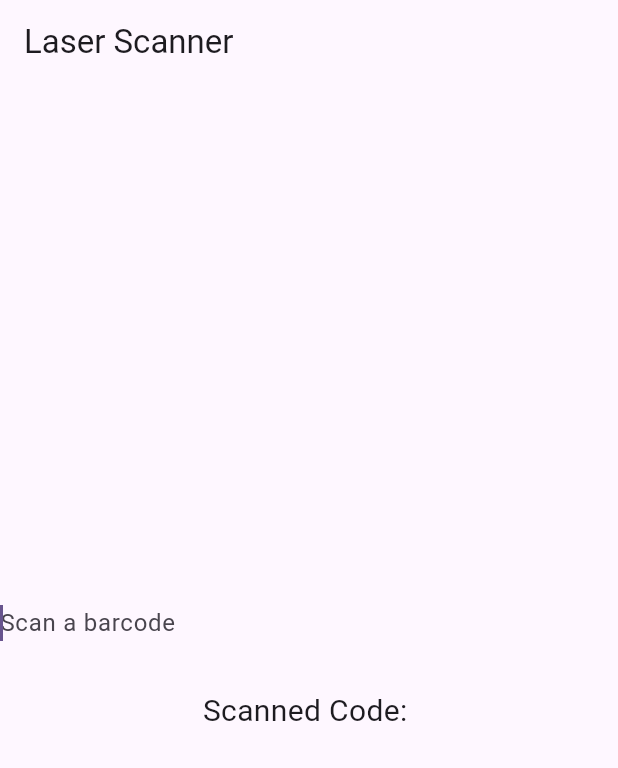
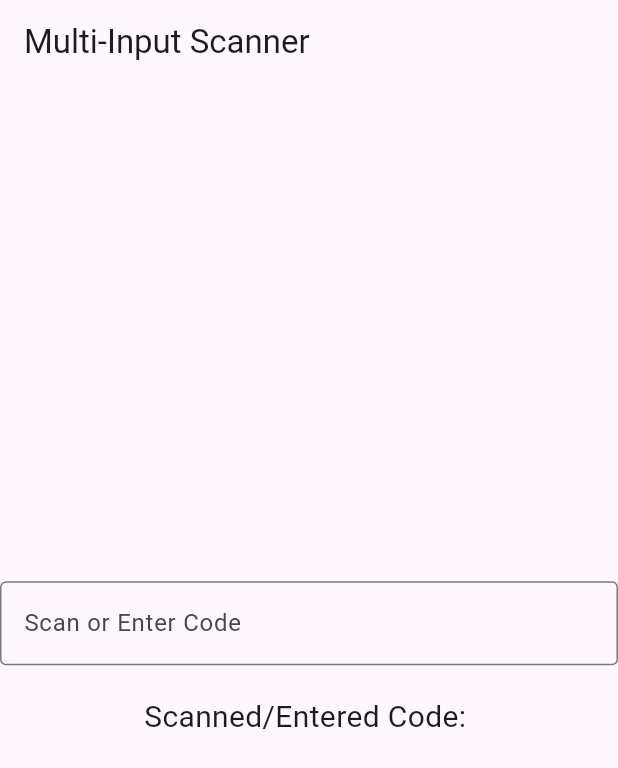
Before and after one commit to patipark/laser_scanner1, a Flutter app: the screen it shows after launch, on a phone screen of 412 x 824 dp. Shown: the top 768 px of the screen. Run offline on Flutter 3.47's test engine with Material 3 defaults, Android fonts, the phone set to English and light mode, and no system bars.

Commit message:
multiple scan && ปรับที่ handheld ให้เป็น mode focus

```diff
--- a/lib/laser_scan_page.dart
+++ b/lib/laser_scan_page.dart
@@ -1,66 +1,53 @@
-// ignore_for_file: unused_import
-
 import 'package:flutter/material.dart';
 import 'package:flutter/services.dart';
 
 class LaserScannerPage extends StatefulWidget {
   final String title;
-
-  const LaserScannerPage({super.key , required this.title});
+  const LaserScannerPage({super.key, required this.title});
 
   // @override
   // _LaserScannerPageState createState() => _LaserScannerPageState();
-   @override
+  @override
   State<LaserScannerPage> createState() => _LaserScannerPageState();
 }
 
 class _LaserScannerPageState extends State<LaserScannerPage> {
-  final TextEditingController _controller = TextEditingController();
   String _scannedCode = '';
-
-  @override
-  void initState() {
-    super.initState();
-    _controller.addListener(_onTextChanged);
-  }
-
-  void _onTextChanged() {
-    if (_controller.text.isNotEmpty) {
-      setState(() {
-        _scannedCode = _controller.text;
-        debugPrint('Scanned code: $_scannedCode');
-      });
-      _controller.clear();
-    }
-  }
-
-  @override
-  void dispose() {
-    _controller.dispose();
-    super.dispose();
-  }
+  String _buffer = '';
 
   @override
   Widget build(BuildContext context) {
     return Scaffold(
-      appBar: AppBar(title: const Text('Laser Scanner')),
-      body: Center(
-        child: Column(
-          mainAxisAlignment: MainAxisAlignment.center,
-          children: <Widget>[
-            TextField(
-              controller: _controller,
-              autofocus: true,
-              decoration: const InputDecoration(
-                border: InputBorder.none,
-                hintText: 'Scan a barcode',
-              ),
-            ),
-            const SizedBox(height: 20),
-            Text('Scanned Code: $_scannedCode', style: const TextStyle(fontSize: 20)),
-          ],
+      appBar: AppBar(
+        title: Text(widget.title),
+      ),
+      body: KeyboardListener(
+        focusNode: FocusNode(),
+        // onKey: _handleKeyEvent,
+        onKeyEvent: _handleKeyEvent,
+        child: Center(
+          child: Column(
+            mainAxisAlignment: MainAxisAlignment.center,
+            children: <Widget>[
+              Text('Scanned Code: $_scannedCode!',
+                  style: const TextStyle(fontSize: 20)),
+            ],
+          ),
         ),
       ),
     );
   }
+
+  void _handleKeyEvent(KeyEvent event) {
+    if (event is KeyDownEvent) {
+      if (event.logicalKey == LogicalKeyboardKey.enter) {
+        setState(() {
+          _scannedCode = _buffer;
+          _buffer = '';
+        });
+      } else {
+        _buffer += event.character ?? '';
+      }
+    }
+  }
 }
--- a/lib/main.dart
+++ b/lib/main.dart
@@ -1,5 +1,6 @@
 import 'package:flutter/material.dart';
 import 'package:laser_scanner1/laser_scan_page.dart';
+import 'package:laser_scanner1/multiple_scan_page.dart';
 
 void main() {
   runApp(const MyApp());
@@ -33,7 +34,7 @@ class MyApp extends StatelessWidget {
         useMaterial3: true,
       ),
       // home: const MyHomePage(title: 'Flutter Demo Home Page'),
-      home: const LaserScannerPage(title: 'Flutter Laser Scanner Demo'),
+      home:  MultiInputScannerPage(),
     );
   }
 }
--- /dev/null
+++ b/lib/multiple_scan_page.dart
@@ -0,0 +1,76 @@
+import 'package:flutter/material.dart';
+import 'package:flutter/services.dart';
+
+class MultiInputScannerPage extends StatefulWidget {
+
+  @override
+  _MultiInputScannerPageState createState() => _MultiInputScannerPageState();
+}
+
+class _MultiInputScannerPageState extends State<MultiInputScannerPage> {
+  final TextEditingController _controller = TextEditingController();
+  String _scannedCode = '';
+  String _buffer = '';
+
+  @override
+  void initState() {
+    super.initState();
+    _controller.addListener(_onTextChanged);
+  }
+
+  void _onTextChanged() {
+    if (_controller.text.endsWith('\n')) {
+      setState(() {
+        _scannedCode = _controller.text.trim();
+      });
+      _controller.clear();
+    }
+  }
+
+  @override
+  void dispose() {
+    _controller.dispose();
+    super.dispose();
+  }
+
+  @override
+  Widget build(BuildContext context) {
+    return Scaffold(
+      appBar: AppBar(title: Text('Multi-Input Scanner')),
+      body: RawKeyboardListener(
+        focusNode: FocusNode(),
+        onKey: _handleKeyEvent,
+        child: Center(
+          child: Column(
+            mainAxisAlignment: MainAxisAlignment.center,
+            children: <Widget>[
+              TextField(
+                controller: _controller,
+                decoration: InputDecoration(
+                  border: OutlineInputBorder(),
+                  labelText: 'Scan or Enter Code',
+                ),
+              ),
+              SizedBox(height: 20),
+              Text('Scanned/Entered Code: $_scannedCode',
+                  style: TextStyle(fontSize: 20)),
+            ],
+          ),
+        ),
+      ),
+    );
+  }
+
+  void _handleKeyEvent(RawKeyEvent event) {
+    if (event is RawKeyDownEvent) {
+      if (event.logicalKey == LogicalKeyboardKey.enter) {
+        setState(() {
+          _scannedCode = _buffer;
+          _buffer = '';
+        });
+      } else {
+        _buffer += event.character ?? '';
+      }
+    }
+  }
+}
```
